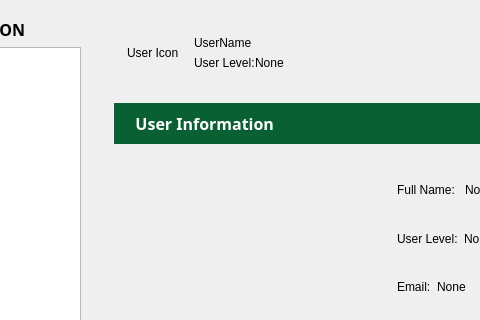
Bideiro/Ranil_project_py, file Screens/MainMenuScreens/Security/User_Information.ui: the form before one commit; both pictures show x 155 to 635 and y 0 to 320 of the 1063 by 656 pixel window.
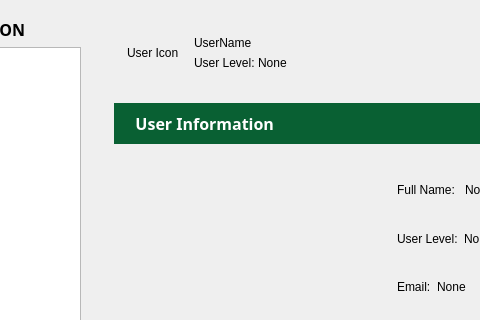
The form after the commit. Icons and pictures are not drawn.

The edit to the form file:
```diff
--- a/Screens/MainMenuScreens/Security/User_Information.ui
+++ b/Screens/MainMenuScreens/Security/User_Information.ui
@@ -118,7 +118,7 @@
                 <item>
                  <widget class="QLabel" name="label_18">
                   <property name="text">
-                   <string>User Level:</string>
+                   <string>User Level: </string>
                   </property>
                  </widget>
                 </item>
```
